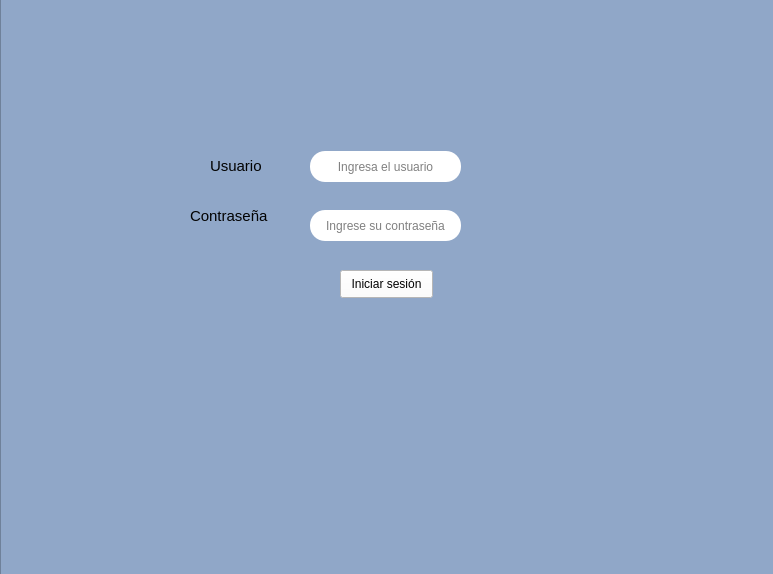
First picture: the form in proyecto.ui, repository Frakinatra/topicos-desarollo, before the edit.
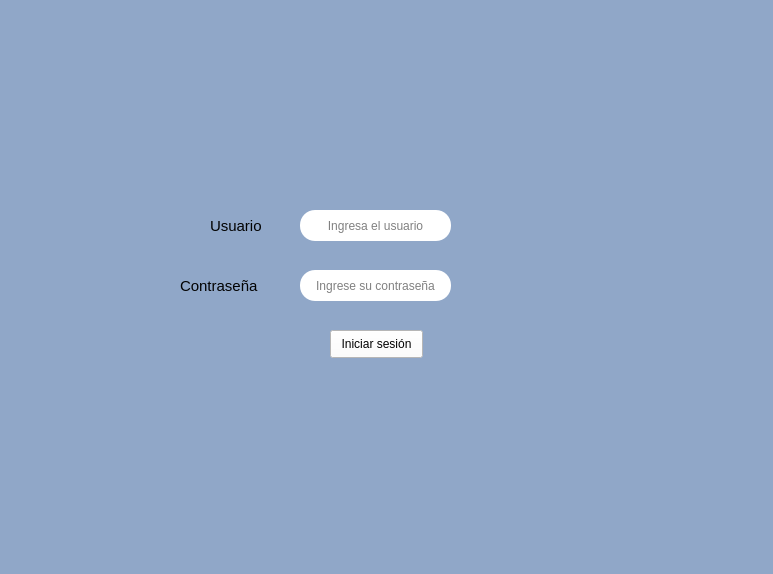
Second picture: the form after the edit. Icons and pictures are not drawn.

Commit message: agregue logo a el loggin

The edit to the form file:
```diff
--- a/proyecto.ui
+++ b/proyecto.ui
@@ -16,7 +16,7 @@
   <widget class="QFrame" name="frame">
    <property name="geometry">
     <rect>
-     <x>0</x>
+     <x>-10</x>
      <y>-10</y>
      <width>800</width>
      <height>601</height>
@@ -40,7 +40,7 @@
     <property name="geometry">
      <rect>
       <x>340</x>
-      <y>280</y>
+      <y>340</y>
       <width>93</width>
       <height>28</height>
      </rect>
@@ -66,7 +66,7 @@
     <property name="geometry">
      <rect>
       <x>190</x>
-      <y>210</y>
+      <y>280</y>
       <width>91</width>
       <height>31</height>
      </rect>
@@ -83,8 +83,8 @@
    <widget class="QLabel" name="label">
     <property name="geometry">
      <rect>
-      <x>210</x>
-      <y>160</y>
+      <x>220</x>
+      <y>220</y>
       <width>71</width>
       <height>31</height>
      </rect>
@@ -102,7 +102,7 @@
     <property name="geometry">
      <rect>
       <x>310</x>
-      <y>161</y>
+      <y>220</y>
       <width>151</width>
       <height>31</height>
      </rect>
@@ -127,7 +127,7 @@
     <property name="geometry">
      <rect>
       <x>310</x>
-      <y>220</y>
+      <y>280</y>
       <width>151</width>
       <height>31</height>
      </rect>
@@ -148,6 +148,28 @@
      <string>Ingrese su contraseña</string>
     </property>
    </widget>
+   <widget class="QLabel" name="label_3">
+    <property name="geometry">
+     <rect>
+      <x>330</x>
+      <y>70</y>
+      <width>111</width>
+      <height>121</height>
+     </rect>
+    </property>
+    <property name="text">
+     <string/>
+    </property>
+    <property name="pixmap">
+     <pixmap>loskike.jpeg</pixmap>
+    </property>
+    <property name="scaledContents">
+     <bool>true</bool>
+    </property>
+    <property name="wordWrap">
+     <bool>false</bool>
+    </property>
+   </widget>
   </widget>
  </widget>
  <resources/>
```
The commit also changes 1 other file.
